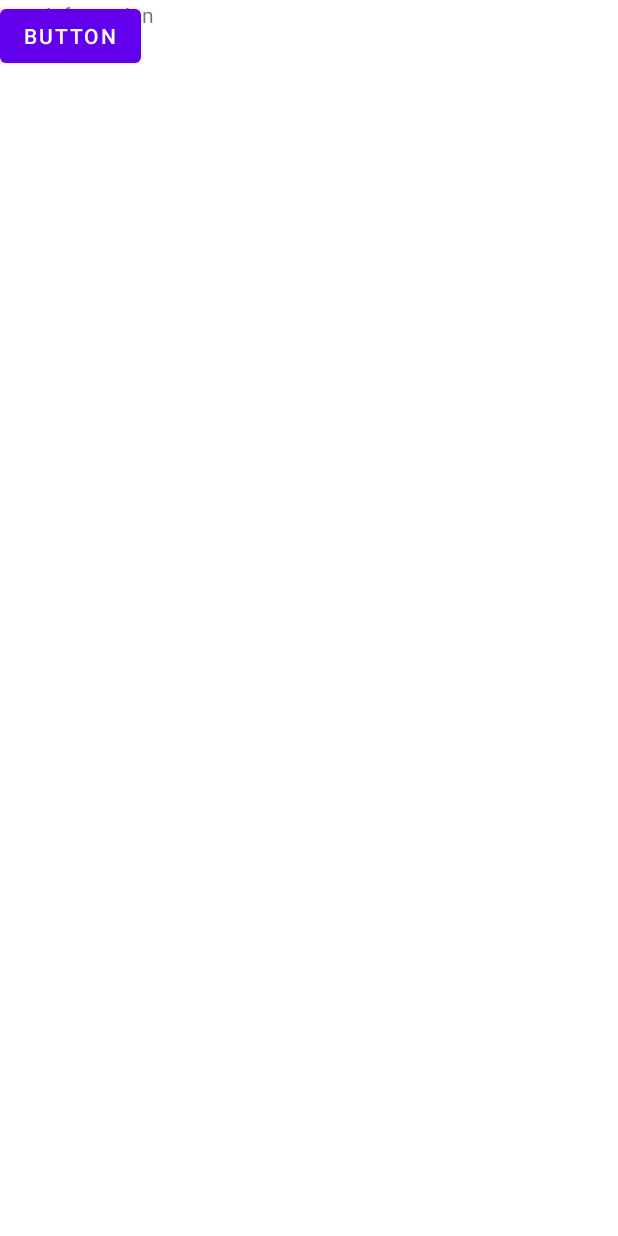
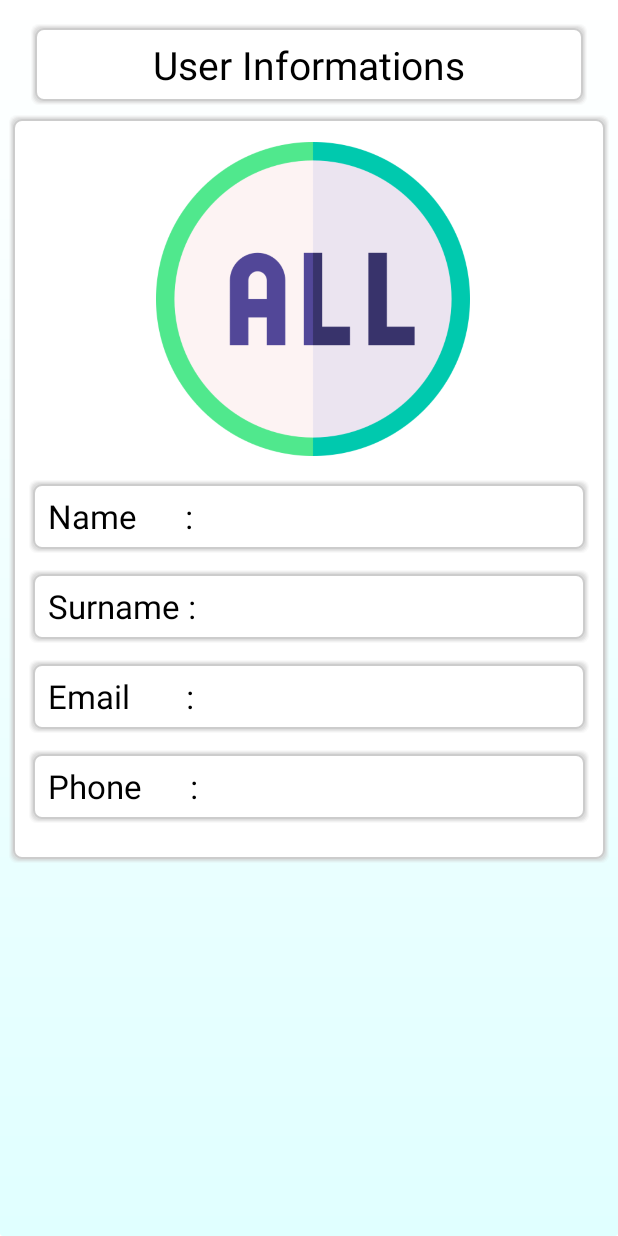
Before and after one commit to ahmettoguz/SOCI, an Android app: the layout fragment_user_information.xml on its own in the app's theme, with its tools: preview values and no code run, on a phone screen of 412 x 824 dp. Run offline under Robolectric (Android 15) with nearby library versions, the phone set to English and light mode, and no system bars.

Commit message:
Feat: User information page is added.

```diff
--- a/app/src/main/AndroidManifest.xml
+++ b/app/src/main/AndroidManifest.xml
@@ -24,9 +24,6 @@
             android:name=".Ui.AddActivity"
             android:exported="false" />
         <activity
-            android:name=".Ui.InformationActivity"
-            android:exported="false" />
-        <activity
             android:name=".Ui.RegistrationActivity"
             android:exported="false" />
         <activity
--- a/app/src/main/res/layout/fragment_user_event.xml
+++ b/app/src/main/res/layout/fragment_user_event.xml
@@ -4,6 +4,7 @@
     android:layout_width="match_parent"
     android:layout_height="match_parent"
     android:orientation="vertical"
+    android:background="@drawable/background_theme"
     tools:context=".Ui.UserEventFragment">
 
     <TextView
@@ -24,7 +25,7 @@
         android:id="@+id/userEvent_Sp_Filter"
         android:layout_width="match_parent"
         android:layout_height="@dimen/dp40"
-        android:background="@drawable/shadow"
+
         android:layout_marginHorizontal="@dimen/dp10"
         android:layout_marginTop="@dimen/dp10"
         android:entries="@array/filter_user_event" />
--- a/app/src/main/res/layout/fragment_user_information.xml
+++ b/app/src/main/res/layout/fragment_user_information.xml
@@ -1,20 +1,126 @@
 <?xml version="1.0" encoding="utf-8"?>
-<FrameLayout xmlns:android="http://schemas.android.com/apk/res/android"
+<LinearLayout xmlns:android="http://schemas.android.com/apk/res/android"
+    xmlns:app="http://schemas.android.com/apk/res-auto"
     xmlns:tools="http://schemas.android.com/tools"
     android:layout_width="match_parent"
     android:layout_height="match_parent"
+    android:background="@drawable/background_theme"
+    android:orientation="vertical"
     tools:context=".Ui.UserInformationFragment">
 
-    <!-- TODO: Update blank fragment layout -->
     <TextView
+        android:id="@+id/userInformation_Tv_Title"
         android:layout_width="match_parent"
-        android:layout_height="match_parent"
-        android:text="user information" />
+        android:layout_height="wrap_content"
+        android:layout_gravity="center"
+        android:layout_marginHorizontal="@dimen/dp20"
+        android:layout_marginTop="@dimen/dp15"
+        android:background="@drawable/shadow"
+        android:paddingVertical="@dimen/dp10"
+        android:text="@string/user_informations"
+        android:textAlignment="center"
+        android:textColor="@color/black"
+        android:textSize="@dimen/header_Size" />
 
-    <Button
-        android:id="@+id/userInfo_Btn_Test"
-        android:layout_width="wrap_content"
-        android:layout_height="wrap_content"
-        android:text="Button" />
+    <LinearLayout
+        android:layout_width="match_parent"
+        android:layout_height="500dp"
+        android:layout_marginHorizontal="@dimen/dp5"
+        android:layout_marginTop="@dimen/dp5"
+        android:background="@drawable/shadow"
+        android:orientation="vertical">
 
-</FrameLayout>
+        <ImageView
+            android:id="@+id/userInformation_Iv_Gender"
+            android:layout_width="400dp"
+            android:layout_height="220dp"
+            android:layout_marginTop="@dimen/dp10"
+            android:paddingVertical="@dimen/dp5"
+            android:src="@drawable/category_all" />
+
+        <LinearLayout
+            android:layout_marginTop="@dimen/dp10"
+            android:layout_marginHorizontal="@dimen/dp10"
+            android:background="@drawable/shadow"
+            android:layout_width="match_parent"
+            android:layout_height="@dimen/dp50"
+            android:orientation="horizontal">
+
+            <TextView
+                android:id="@+id/userInformation_Tv_Name"
+                android:layout_width="wrap_content"
+                android:layout_height="match_parent"
+                android:layout_gravity="center"
+                android:gravity="center"
+                android:layout_marginStart="@dimen/dp10"
+                android:text="Name      : "
+                android:textColor="@color/black"
+                android:textSize="@dimen/text_Size" />
+        </LinearLayout>
+
+        <LinearLayout
+            android:layout_marginTop="@dimen/dp10"
+            android:layout_marginHorizontal="@dimen/dp10"
+            android:background="@drawable/shadow"
+            android:layout_width="match_parent"
+            android:layout_height="@dimen/dp50"
+            android:orientation="horizontal">
+
+            <TextView
+                android:id="@+id/userInformation_Tv_Surname"
+                android:layout_width="wrap_content"
+                android:layout_height="match_parent"
+                android:layout_gravity="center"
+                android:gravity="center"
+                android:layout_marginStart="@dimen/dp10"
+                android:text="Surname : "
+                android:textColor="@color/black"
+                android:textSize="@dimen/text_Size" />
+        </LinearLayout>
+
+        <LinearLayout
+            android:layout_marginHorizontal="@dimen/dp10"
+
+            android:layout_marginTop="@dimen/dp10"
+            android:background="@drawable/shadow"
+            android:layout_width="match_parent"
+            android:layout_height="@dimen/dp50"
+            android:orientation="horizontal">
+
+            <TextView
+                android:id="@+id/userInformation_Tv_Email"
+                android:layout_width="wrap_content"
+                android:layout_height="match_parent"
+                android:layout_gravity="center"
+                android:gravity="center"
+                android:layout_marginStart="@dimen/dp10"
+                android:text="Email       : "
+                android:textColor="@color/black"
+                android:textSize="@dimen/text_Size" />
+        </LinearLayout>
+
+        <LinearLayout
+            android:layout_marginTop="@dimen/dp10"
+            android:layout_marginHorizontal="@dimen/dp10"
+            android:background="@drawable/shadow"
+            android:layout_width="match_parent"
+            android:layout_height="@dimen/dp50"
+            android:orientation="horizontal">
+
+            <TextView
+                android:id="@+id/userInformation_Tv_Phone"
+                android:layout_width="wrap_content"
+                android:layout_height="match_parent"
+                android:layout_gravity="center"
+                android:gravity="center"
+                android:layout_marginStart="@dimen/dp10"
+                android:text="Phone      : "
+                android:textColor="@color/black"
+                android:textSize="@dimen/text_Size" />
+        </LinearLayout>
+
+
+    </LinearLayout>
+
+
+</LinearLayout>
--- a/app/src/main/res/values/strings.xml
+++ b/app/src/main/res/values/strings.xml
@@ -12,4 +12,5 @@
     <string name="male">Male</string>
     <string name="Female">Female</string>
     <string name="my_events">My Events</string>
+    <string name="user_informations">User Informations</string>
 </resources>
```
Also changed, not shown: app/src/main/java/com/soci/soci/Ui/InformationActivity.java (deleted, +0 -33 lines), app/src/main/java/com/soci/soci/Ui/UserInformationFragment.java (+19 -6 lines), app/src/main/res/layout/activity_information.xml (deleted, +0 -73 lines).
